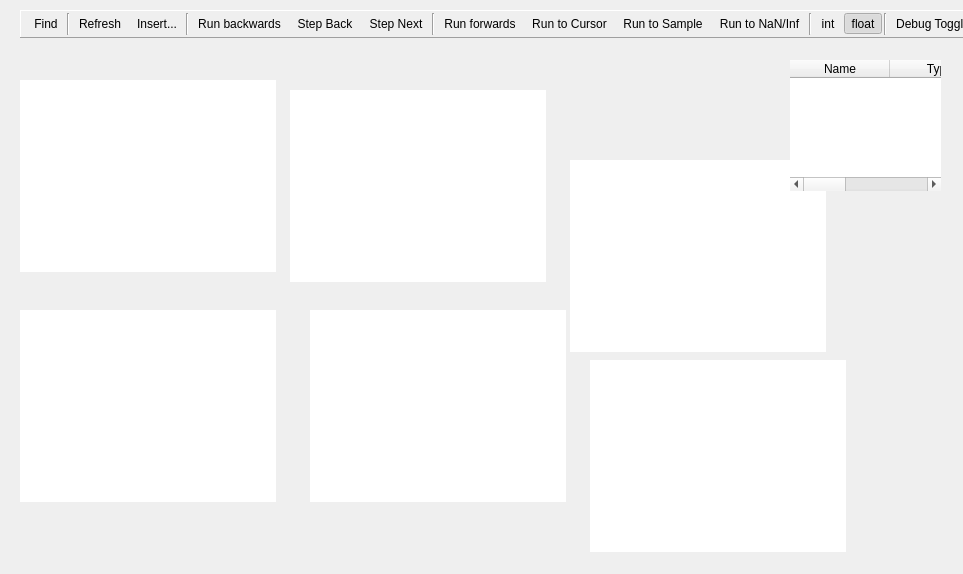
Before: the Qt Designer form qrenderdoc/Windows/ShaderViewer.ui in baldurk/renderdoc, drawn with Qt 5.
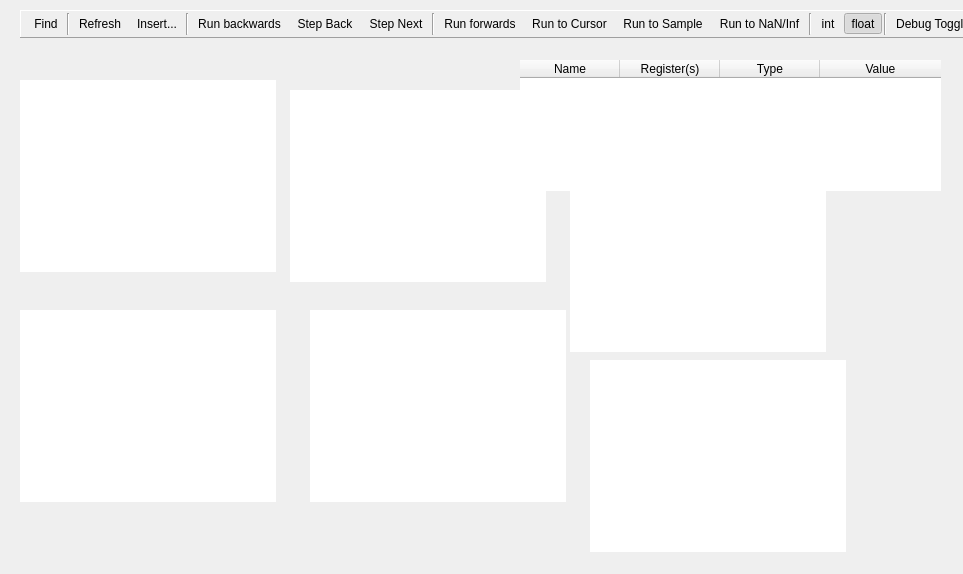
After: the same form once the commit is applied. Icons and pictures are not drawn. Custom widgets are drawn as their Qt base class.

Commit message: Add context menu for manipulating watch panel

```diff
--- a/qrenderdoc/Windows/ShaderViewer.ui
+++ b/qrenderdoc/Windows/ShaderViewer.ui
@@ -509,9 +509,9 @@
   <widget class="RDTableWidget" name="watch">
    <property name="geometry">
     <rect>
-     <x>790</x>
+     <x>520</x>
      <y>60</y>
-     <width>151</width>
+     <width>421</width>
      <height>131</height>
     </rect>
    </property>
@@ -544,6 +544,11 @@
      <string>Name</string>
     </property>
    </column>
+   <column>
+    <property name="text">
+     <string>Register(s)</string>
+    </property>
+   </column>
    <column>
     <property name="text">
      <string>Type</string>
```
The commit also changes 7 other files.
